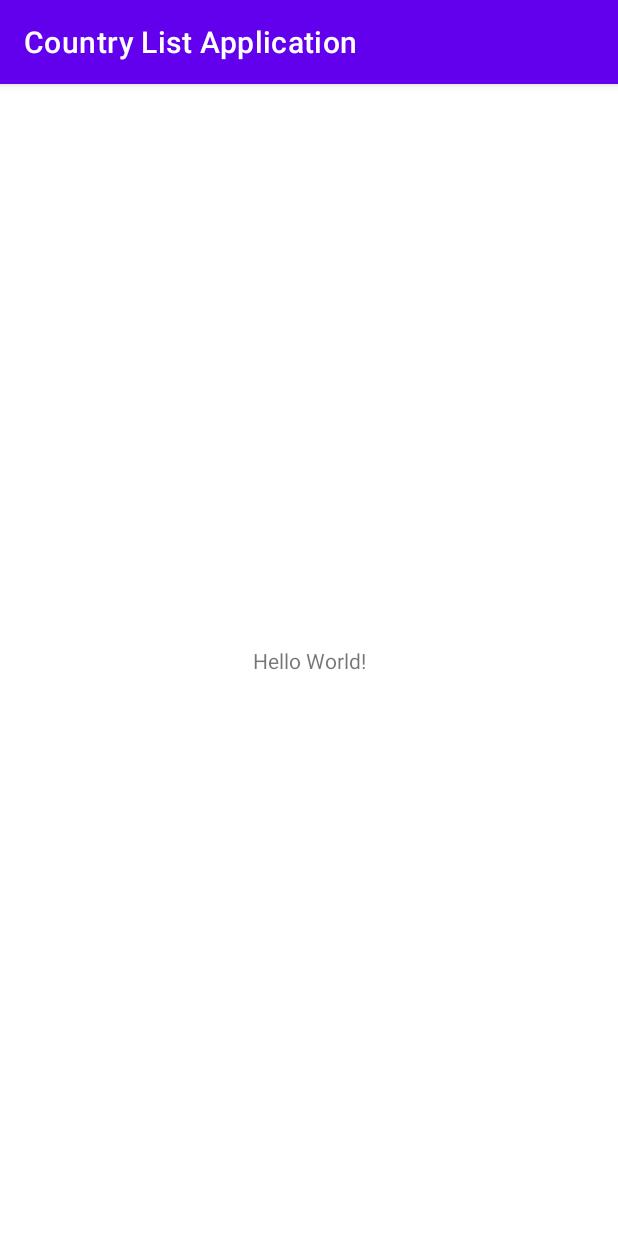
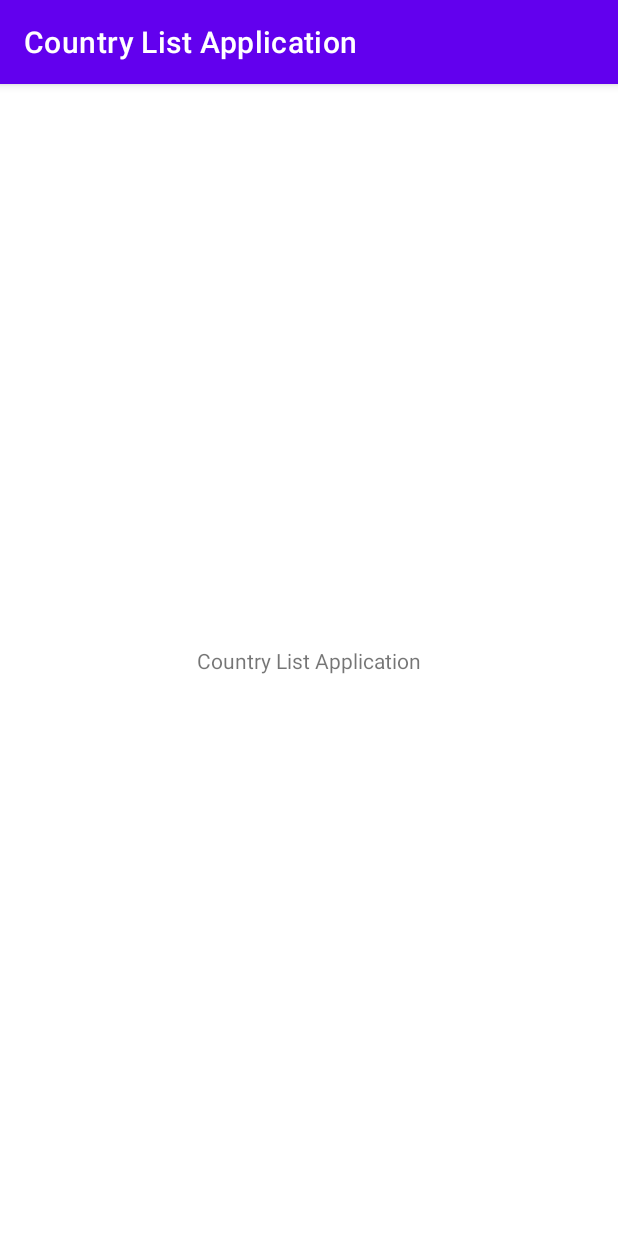
Before and after one commit to ETS-Android2/CountryListApplication, an Android app: the screen it shows after launch (MainActivity before the commit, CountryListActivity after it), on a phone screen of 412 x 824 dp. Run offline under Robolectric (Android 15) with nearby library versions, the phone set to English and light mode, and no system bars.

Commit message:
se agregan carpetas y clases
aun no se ha hecho ninguna funcionalidad, solo se empezaron a agregar paquetes y clases, el servicio api no está respondiendo.

```diff
--- a/app/src/main/AndroidManifest.xml
+++ b/app/src/main/AndroidManifest.xml
@@ -10,7 +10,7 @@
         android:supportsRtl="true"
         android:theme="@style/Theme.CountryListApplication">
         <activity
-            android:name=".MainActivity"
+            android:name=".ui.CountryListActivity"
             android:exported="true">
             <intent-filter>
                 <action android:name="android.intent.action.MAIN" />
--- a/app/src/main/java/com/fmoreno/countrylistapplication/MainActivity.java
+++ b/app/src/main/java/com/fmoreno/countrylistapplication/ui/CountryListActivity.java
@@ -1,10 +1,12 @@
-package com.fmoreno.countrylistapplication;
+package com.fmoreno.countrylistapplication.ui;
 
 import androidx.appcompat.app.AppCompatActivity;
 
 import android.os.Bundle;
 
-public class MainActivity extends AppCompatActivity {
+import com.fmoreno.countrylistapplication.R;
+
+public class CountryListActivity extends AppCompatActivity {
 
     @Override
     protected void onCreate(Bundle savedInstanceState) {
--- /dev/null
+++ b/app/src/main/java/com/fmoreno/countrylistapplication/viewmodel/CountryListViewModel.java
@@ -0,0 +1,7 @@
+package com.fmoreno.countrylistapplication.viewmodel;
+
+import androidx.lifecycle.ViewModel;
+
+public class CountryListViewModel extends ViewModel {
+
+}
--- a/app/src/main/res/layout/activity_main.xml
+++ b/app/src/main/res/layout/activity_main.xml
@@ -4,12 +4,12 @@
     xmlns:tools="http://schemas.android.com/tools"
     android:layout_width="match_parent"
     android:layout_height="match_parent"
-    tools:context=".MainActivity">
+    tools:context=".ui.CountryListActivity">
 
     <TextView
         android:layout_width="wrap_content"
         android:layout_height="wrap_content"
-        android:text="Hello World!"
+        android:text="Country List Application"
         app:layout_constraintBottom_toBottomOf="parent"
         app:layout_constraintLeft_toLeftOf="parent"
         app:layout_constraintRight_toRightOf="parent"
```
